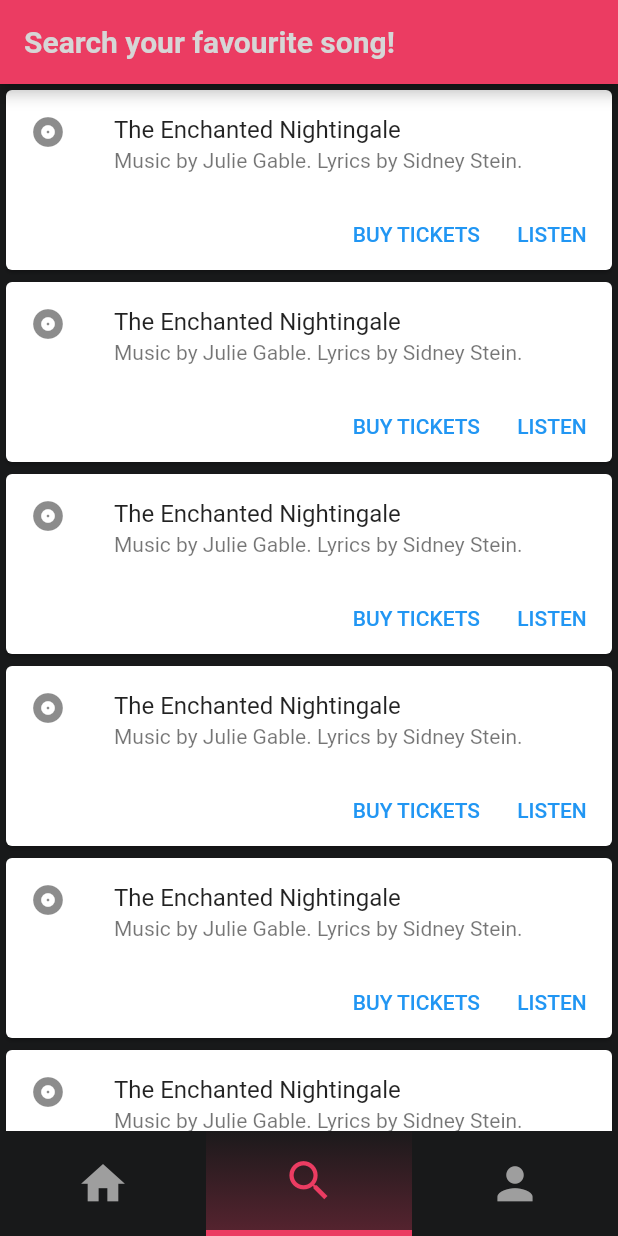
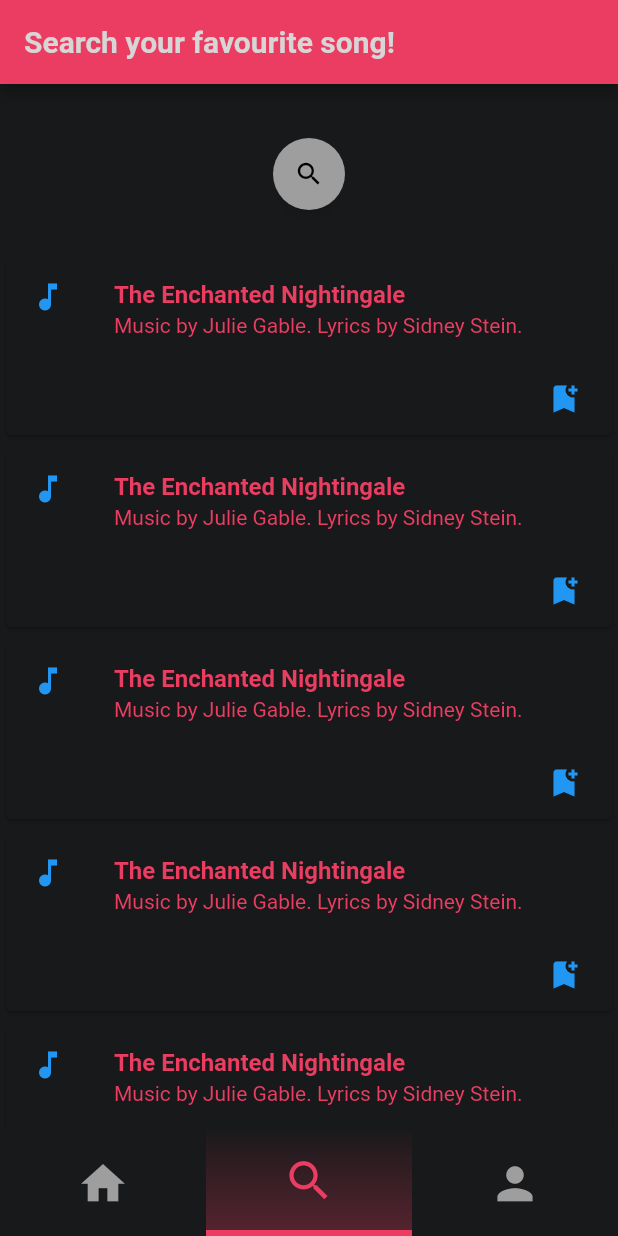
Before and after one commit to LP1-MusicRecommendation/Music-Frontend, a Flutter app: the screen it shows after launch, on a phone screen of 412 x 824 dp. Run offline on Flutter 3.47's test engine with Material 2 defaults, Android fonts, the phone set to English and light mode, and no system bars; drawn by our look-alikes of anim_search_bar; our stand-ins replace flip_card, fluttertoast, material_floating_search_bar; missing offline and left inert: music_visualizer; accounts and stored records are empty.

Commit message:
final ui

```diff
--- a/lib/screens/Home/home.dart
+++ b/lib/screens/Home/home.dart
@@ -76,13 +76,12 @@ class _HomePageState extends State<HomePage> {
                         margin: EdgeInsets.symmetric(horizontal: 40),
                         decoration: BoxDecoration(
                             borderRadius: BorderRadius.circular(10),
-                            color: Colors.white),
+                            color: Colors.grey),
                         child: Center(
                             child: Text(
                           "Our Genres",
                           style: TextStyle(
-                              color: Colors.grey[900],
-                              fontWeight: FontWeight.bold),
+                              color: Colors.black, fontWeight: FontWeight.bold),
                         )),
                       ),
                       SizedBox(
--- a/lib/screens/Search/search.dart
+++ b/lib/screens/Search/search.dart
@@ -21,6 +21,8 @@ class _SearchPageState extends State<SearchPage> {
     'Ambience',
   ];
 
+  TextEditingController textController = TextEditingController();
+
   @override
   Widget build(BuildContext context) {
     return Scaffold(
@@ -36,6 +38,23 @@ class _SearchPageState extends State<SearchPage> {
           child: Container(
             child: Column(
               children: [
+                Padding(
+                  padding:
+                      const EdgeInsets.only(top: 10.0, right: 10, left: 10),
+
+                  /// In AnimSearchBar widget, the width, textController, onSuffixTap are required properties.
+                  /// You have also control over the suffixIcon, prefixIcon, helpText and animationDurationInMilli
+                  child: AnimSearchBar(
+                    width: 400,
+                    color: Colors.grey,
+                    textController: textController,
+                    onSuffixTap: () {
+                      setState(() {
+                        textController.clear();
+                      });
+                    },
+                  ),
+                ),
                 Container(
                   child: SingleChildScrollView(
                     scrollDirection: Axis.vertical,
--- a/lib/screens/Search/search_cards.dart
+++ b/lib/screens/Search/search_cards.dart
@@ -11,25 +11,35 @@ class _SearchCardsState extends State<SearchCards> {
   @override
   Widget build(BuildContext context) {
     return Card(
+      color: Color.fromRGBO(24, 25, 26, 1),
       child: Column(
         children: <Widget>[
           const ListTile(
-            leading: Icon(Icons.album),
-            title: Text('The Enchanted Nightingale'),
-            subtitle: Text('Music by Julie Gable. Lyrics by Sidney Stein.'),
+            leading: Icon(
+              Icons.music_note,
+              color: Colors.blue,
+            ),
+            title: Text('The Enchanted Nightingale',
+                style: TextStyle(
+                    color: Color.fromRGBO(235, 60, 98, 1),
+                    fontWeight: FontWeight.bold)),
+            subtitle: Text('Music by Julie Gable. Lyrics by Sidney Stein.',
+                style: TextStyle(color: Color.fromRGBO(235, 60, 98, 1))),
           ),
           Row(
             mainAxisAlignment: MainAxisAlignment.end,
             children: <Widget>[
-              TextButton(
-                child: const Text('BUY TICKETS'),
-                onPressed: () {/* ... */},
-              ),
               const SizedBox(width: 8),
-              TextButton(
-                child: const Text('LISTEN'),
-                onPressed: () {/* ... */},
-              ),
+              IconButton(
+                icon: Icon(
+                  Icons.bookmark_add,
+                  color: Colors.blue,
+                ),
+                onPressed: null,
+              )
+              //const Text('LISTEN'),
+
+              ,
               const SizedBox(width: 8),
             ],
           ),
```
Also changed, not shown: lib/screens/Card/cards.dart (+9 -4 lines), assets/images/female_singing.png (added).
